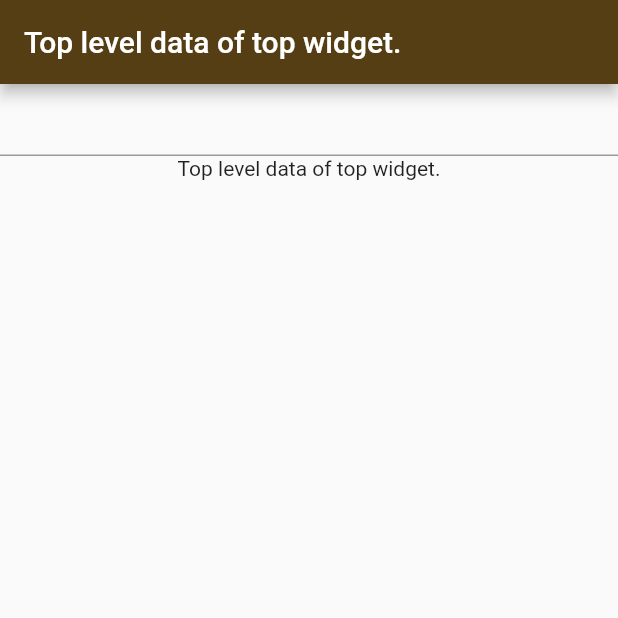
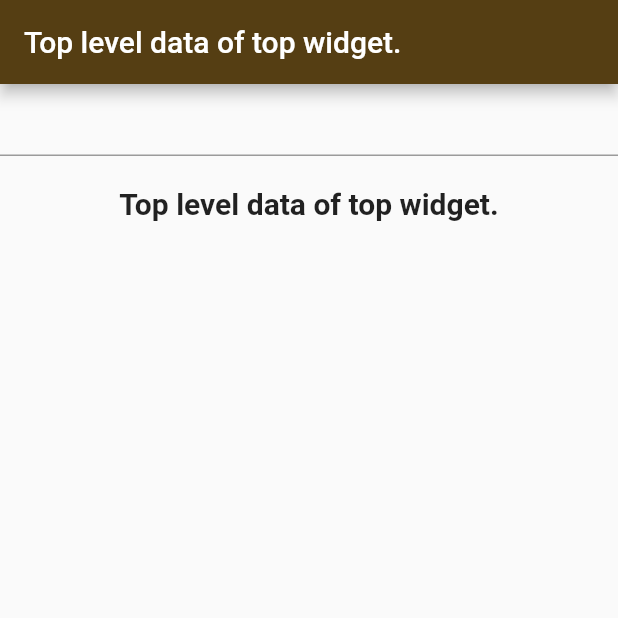
Before and after one commit to const-nawata/flutter_tst, a Flutter app: the screen it shows after launch, on a phone screen of 412 x 824 dp, the top half of it. Run offline on Flutter 3.47's test engine with Material 2 defaults, Android fonts, the phone set to English and light mode, and no system bars.

```diff
--- a/lib/main.dart
+++ b/lib/main.dart
@@ -5,6 +5,7 @@ import 'models/data.dart';
 void main() {
   runApp(MyApp());
 }
+/*
 
 class MyApp extends StatelessWidget {
   @override
@@ -23,11 +24,33 @@ class MyApp extends StatelessWidget {
   }
 }
 
+*/
+
+class MyApp extends StatelessWidget {
+  @override
+  Widget build(BuildContext context) {
+    return MaterialApp(
+      title: 'Task App Provider',
+      theme: ThemeData(
+        primaryColor: Color(0xFF553E13),
+        accentColor: Color(0xFFFFE380),
+      ),
+      home: ChangeNotifierProvider<Data>(
+        create: (context) => Data(),
+        child: HomePage(),
+      ),
+    );
+  }
+}
+
 class HomePage extends StatelessWidget {
   final String data;
   final Function onChange;
 
-  HomePage({@required this.data, @required this.onChange});
+  HomePage({
+    @required this.data,
+    @required this.onChange,
+  });
 
   @override
   Widget build(BuildContext context) {
@@ -71,10 +94,29 @@ class Widget3 extends StatelessWidget {
   @override
   Widget build(BuildContext context) {
     return Container(
-      child: Text(context.watch<Data>().getData),
+      padding: EdgeInsets.only(top: 20.0),
+      child: Text(
+        context.watch<Data>().getData,
+        style: TextStyle(fontSize: 20.0, fontWeight: FontWeight.bold),
+      ),
     );
   }
 }
+/*
+
+class Widget4 extends StatelessWidget {
+  @override
+  Widget build(BuildContext context) {
+    return Container(
+      padding: EdgeInsets.only(top: 20.0),
+      child: Text(
+        context.watch<Data>().getData,
+        style: TextStyle(fontSize: 20.0, fontWeight: FontWeight.bold),
+      ),
+    );
+  }
+}
+*/
 
 class MyTextField extends StatelessWidget {
   @override
```
